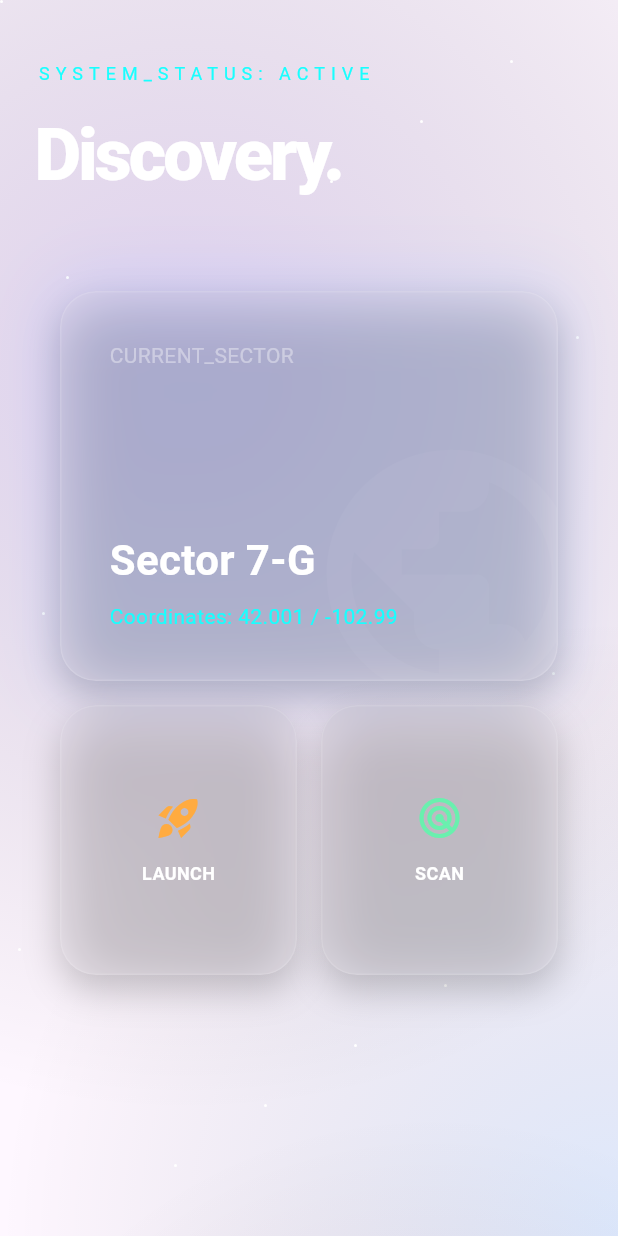
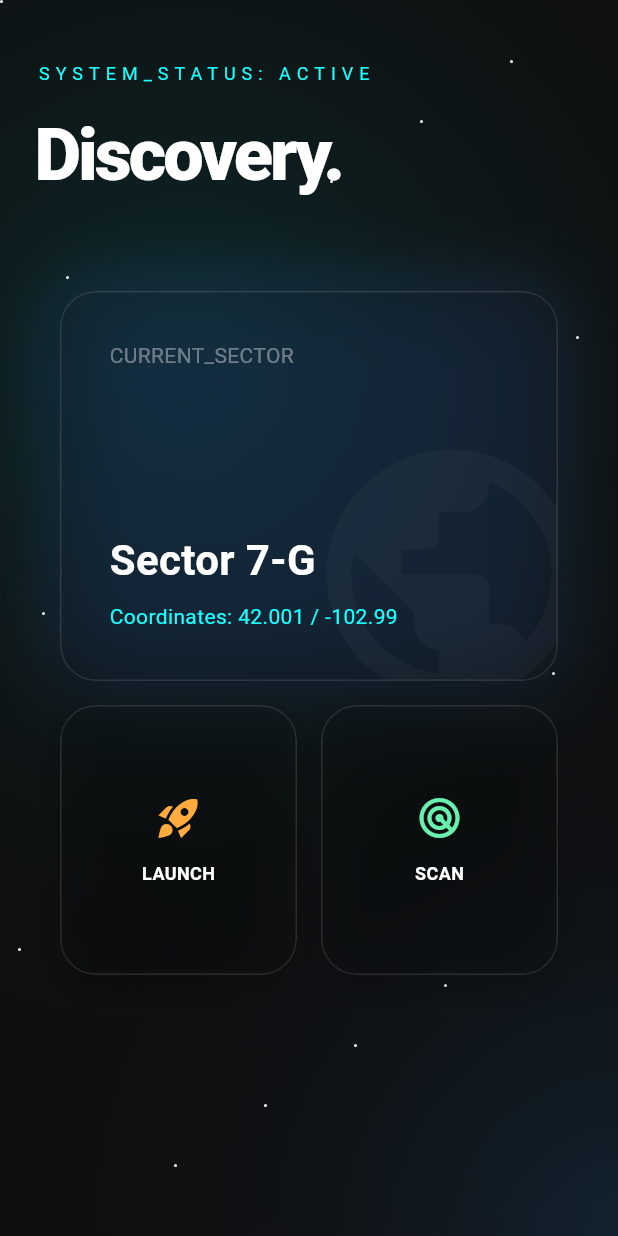
Before and after one commit to hooshyar/flutter-taste-skill, a Flutter app: the screen it shows after launch, after a tap on "GALACTIC_EXPLORER", on a phone screen of 412 x 824 dp. Run offline on Flutter 3.47's test engine with Material 3 defaults, Android fonts, the phone set to English and light mode, and no system bars; drawn by our look-alikes of flutter_animate; our stand-ins replace go_router, google_fonts; missing offline and left inert: flutter_driver.

Commit message:
fix: enforce Ban List via lints+gate, repair Galactic light-theme bug
Turn the skill's "MUST"/"NEVER" rules into machinery instead of prose:
- analysis_options.yaml: escalate deprecated_member_use to error
  (bans withOpacity in favor of withValues(alpha:))
- tool/anti_slop_check.sh: grep gate for em-dash / AI-purple / boilerplate
  that the Dart analyzer cannot see

Fix the violations the gate then surfaced:
- 33 withOpacity -> withValues(alpha:) across lib/
- re-skin GalacticExplorer + selector off banned deepPurple to a
  teal/blue/magenta nebula palette
- rewrite the broken+banned counter test into real TasteShowcaseApp
  selector + navigation tests
- repair Galactic rendering washed-out white (wrap in a dark Theme so
  MeshGradientBackground's base surface stops falling back to the
  default light ColorScheme)
- lint cleanup (dead imports, unused local, const)

Add CLAUDE.md documenting architecture, enforcement, and the
gate's blind spot (contextual misjudgment).

All green: flutter analyze clean, anti_slop_check passes, tests 2/2.

Co-Authored-By: Claude Opus 4.8 <noreply@anthropic.com>

```diff
--- a/lib/main.dart
+++ b/lib/main.dart
@@ -53,7 +53,7 @@ class ShowcaseSelector extends StatelessWidget {
               const SizedBox(height: 16),
               _SelectorButton(label: 'CLOUD_PORTAL', onTap: () => context.go('/cloud'), color: Colors.white70),
               const SizedBox(height: 16),
-              _SelectorButton(label: 'GALACTIC_EXPLORER', onTap: () => context.go('/galactic'), color: Colors.deepPurpleAccent),
+              _SelectorButton(label: 'GALACTIC_EXPLORER', onTap: () => context.go('/galactic'), color: Colors.pinkAccent),
               const SizedBox(height: 16),
               _SelectorButton(label: 'MONO_MINIMALIST', onTap: () => context.go('/minimal'), color: Colors.white),
             ],
@@ -78,7 +78,7 @@ class _SelectorButton extends StatelessWidget {
         width: 260,
         padding: const EdgeInsets.symmetric(vertical: 20),
         decoration: BoxDecoration(
-          border: Border.all(color: color.withOpacity(0.3)),
+          border: Border.all(color: color.withValues(alpha: 0.3)),
           borderRadius: BorderRadius.circular(8),
         ),
         child: Text(label,
--- a/lib/src/components/high_end_glass_card.dart
+++ b/lib/src/components/high_end_glass_card.dart
@@ -32,13 +32,13 @@ class HighEndGlassCard extends StatelessWidget {
         boxShadow: [
           // Ambient shadow
           BoxShadow(
-            color: Colors.black.withOpacity(0.2),
+            color: Colors.black.withValues(alpha: 0.2),
             blurRadius: 20,
             offset: const Offset(0, 10),
           ),
           if (showGlow && glowColor != null)
             BoxShadow(
-              color: glowColor!.withOpacity(0.15),
+              color: glowColor!.withValues(alpha: 0.15),
               blurRadius: 40,
               spreadRadius: 5,
             ),
@@ -55,11 +55,11 @@ class HighEndGlassCard extends StatelessWidget {
               borderRadius: BorderRadius.circular(borderRadius),
               child: Container(
                 decoration: BoxDecoration(
-                  color: colorScheme.surface.withOpacity(opacity),
+                  color: colorScheme.surface.withValues(alpha: opacity),
                   borderRadius: BorderRadius.circular(borderRadius),
                   // The "High-End" Secret: 1px inner stroke
                   border: Border.all(
-                    color: Colors.white.withOpacity(0.12),
+                    color: Colors.white.withValues(alpha: 0.12),
                     width: 1,
                   ),
                 ),
--- a/lib/src/components/mesh_gradient_background.dart
+++ b/lib/src/components/mesh_gradient_background.dart
@@ -22,9 +22,9 @@ class MeshGradientBackground extends StatelessWidget {
   @override
   Widget build(BuildContext context) {
     final colorScheme = Theme.of(context).colorScheme;
-    final pColor = primaryColor ?? colorScheme.primary.withOpacity(0.15);
-    final sColor = secondaryColor ?? colorScheme.secondary.withOpacity(0.1);
-    final tColor = tertiaryColor ?? colorScheme.tertiary.withOpacity(0.05);
+    final pColor = primaryColor ?? colorScheme.primary.withValues(alpha: 0.15);
+    final sColor = secondaryColor ?? colorScheme.secondary.withValues(alpha: 0.1);
+    final tColor = tertiaryColor ?? colorScheme.tertiary.withValues(alpha: 0.05);
 
     return Stack(
       children: [
--- a/lib/src/components/tasteful_background.dart
+++ b/lib/src/components/tasteful_background.dart
@@ -32,7 +32,7 @@ class TastefulBackground extends StatelessWidget {
                 end: Alignment.bottomRight,
                 colors: [
                   colorScheme.surface,
-                  colorScheme.surfaceContainerHighest.withOpacity(0.5),
+                  colorScheme.surfaceContainerHighest.withValues(alpha: 0.5),
                   colorScheme.surface,
                 ],
                 stops: const [0.0, 0.5, 1.0],
@@ -73,10 +73,10 @@ class GlassContainer extends StatelessWidget {
         filter: ImageFilter.blur(sigmaX: blur, sigmaY: blur),
         child: Container(
           decoration: BoxDecoration(
-            color: colorScheme.surface.withOpacity(opacity),
+            color: colorScheme.surface.withValues(alpha: opacity),
             borderRadius: BorderRadius.circular(borderRadius),
             border: Border.all(
-              color: colorScheme.outlineVariant.withOpacity(0.2),
+              color: colorScheme.outlineVariant.withValues(alpha: 0.2),
               width: 0.5,
             ),
           ),
--- a/lib/src/showcase/cloud_portal.dart
+++ b/lib/src/showcase/cloud_portal.dart
@@ -1,6 +1,5 @@
 import 'package:flutter/material.dart';
 import 'package:google_fonts/google_fonts.dart';
-import 'package:flutter_animate/flutter_animate.dart';
 import 'package:flutter_taste_skill/flutter_taste_skill.dart';
 
 /// --- THE CLOUD PORTAL (Wellness / Lifestyle) ---
@@ -71,7 +70,7 @@ class CloudPortalScreen extends StatelessWidget {
                               ),
                             ),
                             child: Center(
-                              child: Icon(Icons.wb_sunny_outlined, size: 80, color: colorScheme.primary.withOpacity(0.2)),
+                              child: Icon(Icons.wb_sunny_outlined, size: 80, color: colorScheme.primary.withValues(alpha: 0.2)),
                             ),
                           ),
                           Padding(
--- a/lib/src/showcase/galactic_explorer.dart
+++ b/lib/src/showcase/galactic_explorer.dart
@@ -13,12 +13,19 @@ class GalacticExplorerScreen extends StatelessWidget {
 
   @override
   Widget build(BuildContext context) {
-    return Scaffold(
+    // Wrap in a dark Theme so MeshGradientBackground's base surface resolves to
+    // a dark color. Without this it falls back to the app's default LIGHT
+    // ColorScheme and the whole "deep space" screen renders washed-out white.
+    return Theme(
+      data: TasteTheme.createTheme(const Color(0xFF0B3D5C),
+          brightness: Brightness.dark),
+      child: Scaffold(
         backgroundColor: const Color(0xFF020205),
         body: MeshGradientBackground(
-        primaryColor: Colors.deepPurple.withOpacity(0.2),
-        secondaryColor: Colors.blue.withOpacity(0.15),
-        tertiaryColor: Colors.pink.withOpacity(0.1),
+          // Nebula palette: teal + deep blue + magenta. No lazy indigo-purple.
+          primaryColor: Colors.cyan.withValues(alpha: 0.16),
+          secondaryColor: Colors.blue.withValues(alpha: 0.15),
+          tertiaryColor: Colors.pinkAccent.withValues(alpha: 0.12),
           child: Stack(
             children: [
               // Floating Star Particles (Simplified for showcase)
@@ -77,7 +84,8 @@ class GalacticExplorerScreen extends StatelessWidget {
                                       bottom: -30,
                                       child: Icon(Icons.public,
                                           size: 200,
-                                        color: Colors.white.withOpacity(0.03)),
+                                          color: Colors.white
+                                              .withValues(alpha: 0.03)),
                                     ),
                                     const Padding(
                                       padding: EdgeInsets.all(32.0),
@@ -157,6 +165,7 @@ class GalacticExplorerScreen extends StatelessWidget {
             ],
           ),
         ),
+      ),
     );
   }
 }
--- a/lib/src/showcase/mono_minimalist.dart
+++ b/lib/src/showcase/mono_minimalist.dart
@@ -60,7 +60,7 @@ class MonoMinimalistScreen extends StatelessWidget {
                   ),
                   child: Center(
                     child: Icon(Icons.architecture,
-                        size: 100, color: Colors.black.withOpacity(0.05)),
+                        size: 100, color: Colors.black.withValues(alpha: 0.05)),
                   ),
                 ).animateEntrance(index: 2),
               ),
```
Also changed, not shown: analysis_options.yaml (+9 -0 lines), lib/src/components/tasteful_card.dart (+5 -5 lines), lib/src/showcase/obsidian_core.dart (+11 -13 lines), 3 other files. Lines whose indentation alone changed are shown as unchanged.
